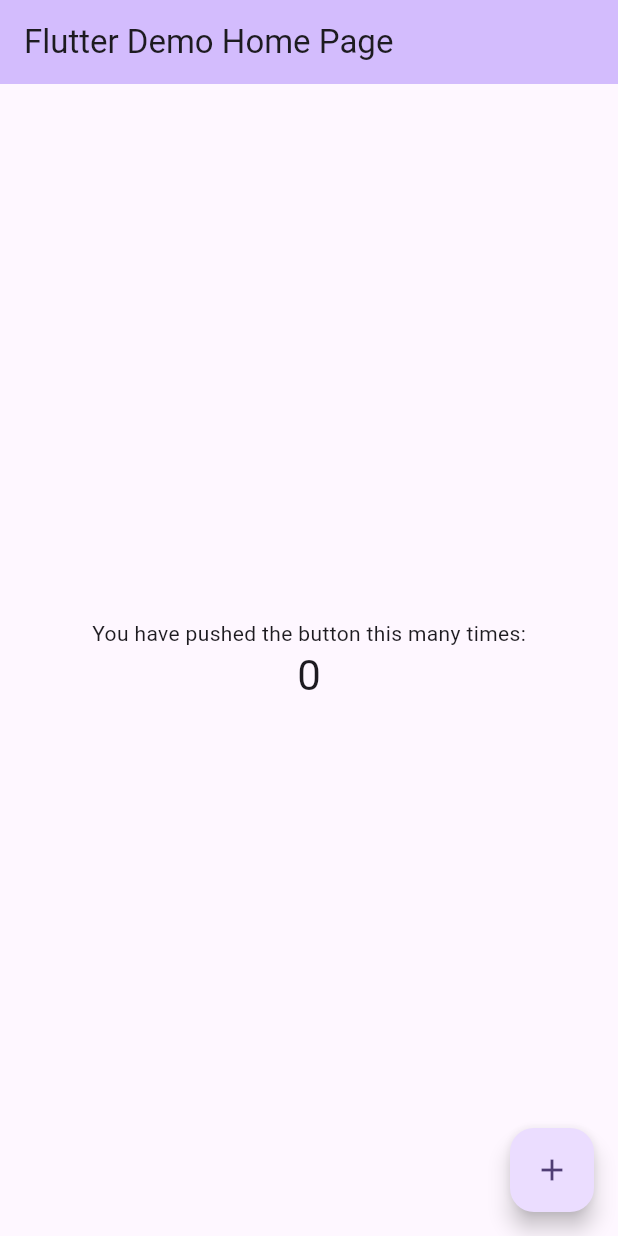
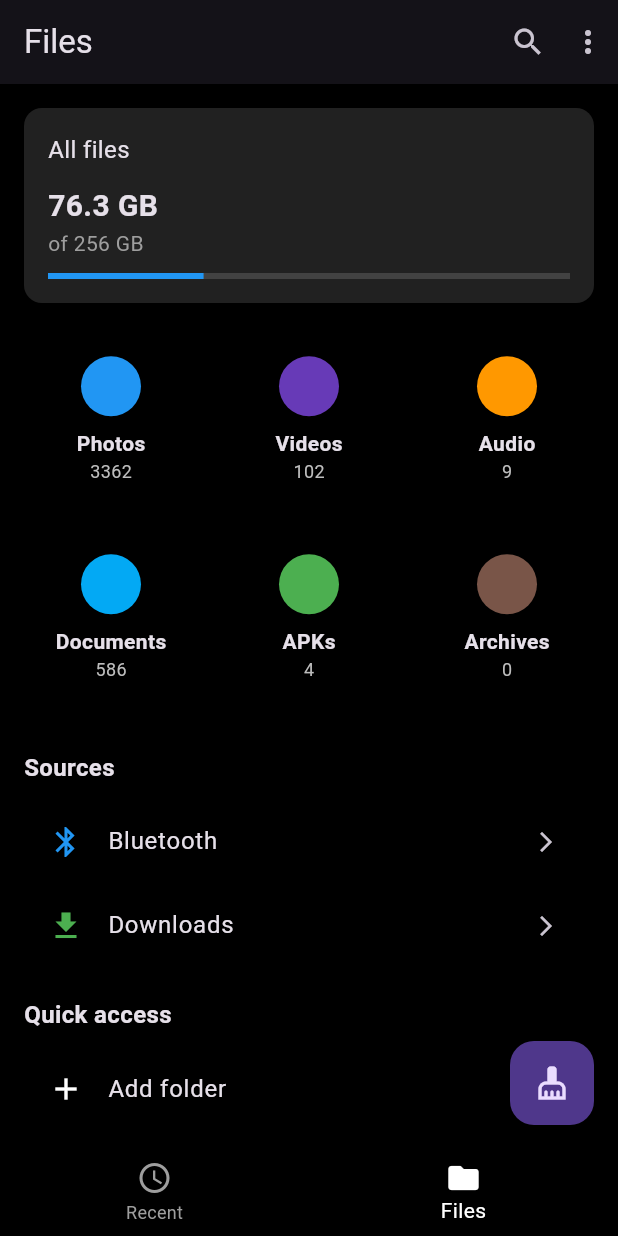
Before and after one commit to lavanya-h-s/file_manager, a Flutter app: the screen it shows after launch, on a phone screen of 412 x 824 dp. Run offline on Flutter 3.47's test engine with Material 3 defaults, Android fonts, the phone set to English and light mode, and no system bars.

Commit message:
initial commit

```diff
--- a/lib/main.dart
+++ b/lib/main.dart
@@ -1,122 +1,22 @@
 import 'package:flutter/material.dart';
+import 'screen1.dart';
 
 void main() {
-  runApp(const MyApp());
+  runApp(const FileManagerApp());
 }
 
-class MyApp extends StatelessWidget {
-  const MyApp({super.key});
+class FileManagerApp extends StatelessWidget {
+  const FileManagerApp({super.key});
 
-  // This widget is the root of your application.
   @override
   Widget build(BuildContext context) {
     return MaterialApp(
-      title: 'Flutter Demo',
-      theme: ThemeData(
-        // This is the theme of your application.
-        //
-        // TRY THIS: Try running your application with "flutter run". You'll see
-        // the application has a purple toolbar. Then, without quitting the app,
-        // try changing the seedColor in the colorScheme below to Colors.green
-        // and then invoke "hot reload" (save your changes or press the "hot
-        // reload" button in a Flutter-supported IDE, or press "r" if you used
-        // the command line to start the app).
-        //
-        // Notice that the counter didn't reset back to zero; the application
-        // state is not lost during the reload. To reset the state, use hot
-        // restart instead.
-        //
-        // This works for code too, not just values: Most code changes can be
-        // tested with just a hot reload.
-        colorScheme: ColorScheme.fromSeed(seedColor: Colors.deepPurple),
+      title: 'File Manager',
+      theme: ThemeData.dark().copyWith(
+        scaffoldBackgroundColor: Colors.black,
       ),
-      home: const MyHomePage(title: 'Flutter Demo Home Page'),
+      debugShowCheckedModeBanner: false,
+      home: const FileManagerScreen(),
     );
   }
 }
-
-class MyHomePage extends StatefulWidget {
-  const MyHomePage({super.key, required this.title});
-
-  // This widget is the home page of your application. It is stateful, meaning
-  // that it has a State object (defined below) that contains fields that affect
-  // how it looks.
-
-  // This class is the configuration for the state. It holds the values (in this
-  // case the title) provided by the parent (in this case the App widget) and
-  // used by the build method of the State. Fields in a Widget subclass are
-  // always marked "final".
-
-  final String title;
-
-  @override
-  State<MyHomePage> createState() => _MyHomePageState();
-}
-
-class _MyHomePageState extends State<MyHomePage> {
-  int _counter = 0;
-
-  void _incrementCounter() {
-    setState(() {
-      // This call to setState tells the Flutter framework that something has
-      // changed in this State, which causes it to rerun the build method below
-      // so that the display can reflect the updated values. If we changed
-      // _counter without calling setState(), then the build method would not be
-      // called again, and so nothing would appear to happen.
-      _counter++;
-    });
-  }
-
-  @override
-  Widget build(BuildContext context) {
-    // This method is rerun every time setState is called, for instance as done
-    // by the _incrementCounter method above.
-    //
-    // The Flutter framework has been optimized to make rerunning build methods
-    // fast, so that you can just rebuild anything that needs updating rather
-    // than having to individually change instances of widgets.
-    return Scaffold(
-      appBar: AppBar(
-        // TRY THIS: Try changing the color here to a specific color (to
-        // Colors.amber, perhaps?) and trigger a hot reload to see the AppBar
-        // change color while the other colors stay the same.
-        backgroundColor: Theme.of(context).colorScheme.inversePrimary,
-        // Here we take the value from the MyHomePage object that was created by
-        // the App.build method, and use it to set our appbar title.
-        title: Text(widget.title),
-      ),
-      body: Center(
-        // Center is a layout widget. It takes a single child and positions it
-        // in the middle of the parent.
-        child: Column(
-          // Column is also a layout widget. It takes a list of children and
-          // arranges them vertically. By default, it sizes itself to fit its
-          // children horizontally, and tries to be as tall as its parent.
-          //
-          // Column has various properties to control how it sizes itself and
-          // how it positions its children. Here we use mainAxisAlignment to
-          // center the children vertically; the main axis here is the vertical
-          // axis because Columns are vertical (the cross axis would be
-          // horizontal).
-          //
-          // TRY THIS: Invoke "debug painting" (choose the "Toggle Debug Paint"
-          // action in the IDE, or press "p" in the console), to see the
-          // wireframe for each widget.
-          mainAxisAlignment: MainAxisAlignment.center,
-          children: <Widget>[
-            const Text('You have pushed the button this many times:'),
-            Text(
-              '$_counter',
-              style: Theme.of(context).textTheme.headlineMedium,
-            ),
-          ],
-        ),
-      ),
-      floatingActionButton: FloatingActionButton(
-        onPressed: _incrementCounter,
-        tooltip: 'Increment',
-        child: const Icon(Icons.add),
-      ), // This trailing comma makes auto-formatting nicer for build methods.
-    );
-  }
-}
--- a/lib/screen1.dart
+++ b/lib/screen1.dart
@@ -0,0 +1,153 @@
+import 'package:flutter/material.dart';
+
+class FileManagerScreen extends StatelessWidget {
+  const FileManagerScreen({super.key});
+
+  Widget buildCategory(String label, IconData icon, int count, Color color) {
+    return Column(
+      mainAxisAlignment: MainAxisAlignment.center,
+      children: [
+        CircleAvatar(
+          backgroundColor: color.withValues(),
+          child: Icon(icon, color: color),
+        ),
+        const SizedBox(height: 8),
+        Text(label, style: const TextStyle(fontWeight: FontWeight.bold)),
+        Text(
+          '$count',
+          style: TextStyle(color: Colors.grey.shade400, fontSize: 12),
+        ),
+      ],
+    );
+  }
+
+  Widget buildSource(String label, IconData icon, Color color) {
+    return ListTile(
+      leading: Icon(icon, color: color),
+      title: Text(label),
+      trailing: const Icon(Icons.arrow_forward_ios, size: 16),
+      onTap: () {}, // Define navigation or functionality here
+    );
+  }
+
+  @override
+  Widget build(BuildContext context) {
+    return Scaffold(
+      appBar: AppBar(
+        title: const Text('Files'),
+        actions: const [
+          Icon(Icons.search),
+          SizedBox(width: 16),
+          Icon(Icons.more_vert),
+          SizedBox(width: 8),
+        ],
+      ),
+      body: SingleChildScrollView(
+        padding: const EdgeInsets.all(16),
+        child: Column(
+          crossAxisAlignment: CrossAxisAlignment.start,
+          children: [
+            // Storage Info
+            Container(
+              padding: const EdgeInsets.all(16),
+              decoration: BoxDecoration(
+                color: Colors.grey.shade900,
+                borderRadius: BorderRadius.circular(12),
+              ),
+              child: Column(
+                crossAxisAlignment: CrossAxisAlignment.start,
+                children: [
+                  const Text("All files", style: TextStyle(fontSize: 16)),
+                  const SizedBox(height: 12),
+                  const Text(
+                    "76.3 GB",
+                    style: TextStyle(fontSize: 20, fontWeight: FontWeight.bold),
+                  ),
+                  const Text("of 256 GB", style: TextStyle(color: Colors.grey)),
+                  const SizedBox(height: 10),
+                  LinearProgressIndicator(
+                    value: 76.3 / 256,
+                    backgroundColor: Colors.grey.shade800,
+                    color: Colors.blue,
+                  ),
+                ],
+              ),
+            ),
+            const SizedBox(height: 20),
+
+            // Categories
+            GridView.count(
+              crossAxisCount: 3,
+              crossAxisSpacing: 16,
+              mainAxisSpacing: 16,
+              physics: const NeverScrollableScrollPhysics(),
+              shrinkWrap: true,
+              children: [
+                buildCategory("Photos", Icons.image, 3362, Colors.blue),
+                buildCategory(
+                  "Videos",
+                  Icons.video_collection,
+                  102,
+                  Colors.deepPurple,
+                ),
+                buildCategory("Audio", Icons.music_note, 9, Colors.orange),
+                buildCategory(
+                  "Documents",
+                  Icons.description,
+                  586,
+                  Colors.lightBlue,
+                ),
+                buildCategory("APKs", Icons.android, 4, Colors.green),
+                buildCategory("Archives", Icons.archive, 0, Colors.brown),
+              ],
+            ),
+            const SizedBox(height: 30),
+
+            // Sources
+            const Text(
+              "Sources",
+              style: TextStyle(fontSize: 16, fontWeight: FontWeight.bold),
+            ),
+            const SizedBox(height: 10),
+            buildSource("Bluetooth", Icons.bluetooth, Colors.blue),
+            buildSource("Downloads", Icons.download, Colors.green),
+
+            //buildSource("WhatsApp", Icons.whatsapp, Colors.greenAccent),
+            const SizedBox(height: 20),
+            const Text(
+              "Quick access",
+              style: TextStyle(fontSize: 16, fontWeight: FontWeight.bold),
+            ),
+            const SizedBox(height: 10),
+
+            // Add folder
+            ListTile(
+              leading: const Icon(Icons.add, color: Colors.white),
+              title: const Text("Add folder"),
+              onTap: () {}, // Define folder addition logic here
+            ),
+          ],
+        ),
+      ),
+      floatingActionButton: FloatingActionButton(
+        onPressed: () {
+          // Add action logic here
+        },
+        child: const Icon(Icons.cleaning_services),
+      ),
+      bottomNavigationBar: BottomNavigationBar(
+        backgroundColor: Colors.black,
+        selectedItemColor: Colors.white,
+        unselectedItemColor: Colors.grey,
+        currentIndex: 1,
+        items: const [
+          BottomNavigationBarItem(
+            icon: Icon(Icons.access_time),
+            label: 'Recent',
+          ),
+          BottomNavigationBarItem(icon: Icon(Icons.folder), label: 'Files'),
+        ],
+      ),
+    );
+  }
+}
```
Also changed, not shown: 1 other file.
